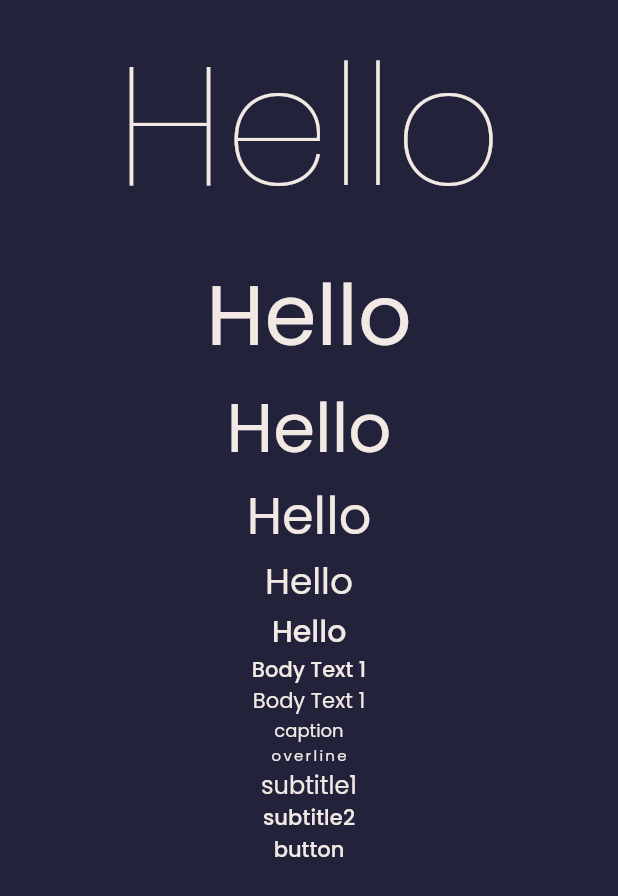
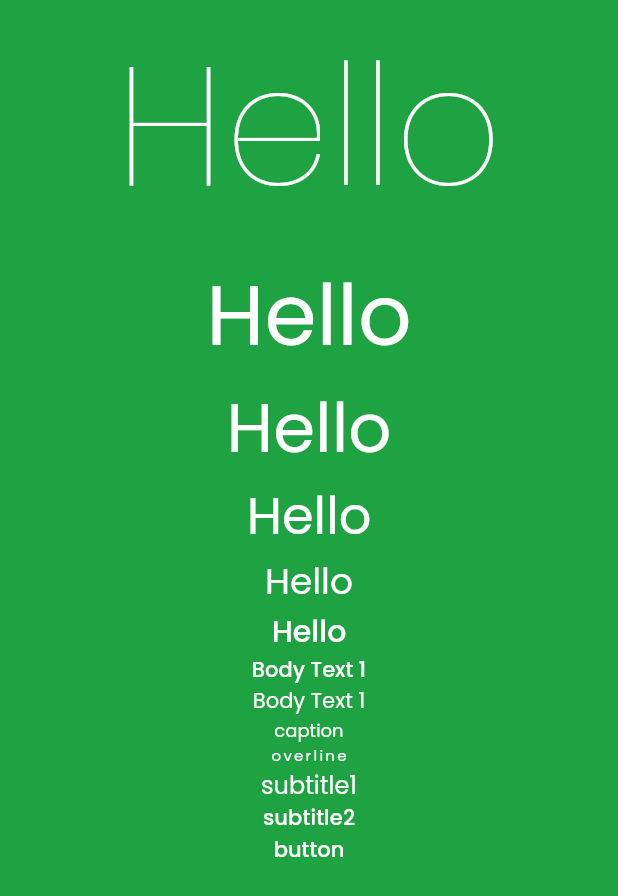
Before and after one commit to BufferOverflow-me/aMAze, a Flutter app: the screen it shows after launch, on a phone screen of 412 x 824 dp. Shown: the top 896 px of the screen. Run offline on Flutter 3.47's test engine with Material 2 defaults, Android fonts, the phone set to English and light mode, and no system bars; our stand-ins replace google_fonts, shared_preferences.

Commit message:
tweeked the theming

```diff
--- a/lib/src/app.dart
+++ b/lib/src/app.dart
@@ -14,10 +14,9 @@ class MyApp extends StatelessWidget {
         animation: settingsController,
         builder: (BuildContext context, Widget? child) {
           return MaterialApp(
-            theme: MyTheme.darkBlueTheme(),
-            darkTheme: MyTheme.darkTheme(context),
-            // themeMode: settingsController.themeMode,
-            // themeMode: MyTheme.darkTheme(context),
+            theme: MyTheme.greenLightTheme(context),
+            darkTheme: MyTheme.darkBlueTheme(),
+            themeMode: settingsController.themeMode,
             debugShowCheckedModeBanner: false,
             home: const HomePage(),
           );
--- a/lib/src/widgets/theme.dart
+++ b/lib/src/widgets/theme.dart
@@ -48,23 +48,56 @@ class MyTheme {
         ),
       );
   static ThemeData darkTheme(BuildContext context) => ThemeData(
-        primarySwatch: themeTwoSwatch,
+        primarySwatch: themeThreeSwatch,
         fontFamily: GoogleFonts.poppins().fontFamily,
-        cardColor: Colors.white,
-        appBarTheme: const AppBarTheme(
-          color: Colors.white,
+        cardColor: themeThreeFg,
+        textTheme: TextTheme(
+          headline1: GoogleFonts.poppins(color: themeThreeFg),
+          headline2: GoogleFonts.poppins(color: themeThreeFg),
+          headline3: GoogleFonts.poppins(color: themeThreeFg),
+          headline4: GoogleFonts.poppins(color: themeThreeFg),
+          headline5: GoogleFonts.poppins(color: themeThreeFg),
+          headline6: GoogleFonts.poppins(color: themeThreeFg),
+          bodyText1: GoogleFonts.poppins(color: themeThreeFg),
+          bodyText2: GoogleFonts.poppins(color: themeThreeFg),
+          button: GoogleFonts.poppins(color: themeThreeFg),
+          caption: GoogleFonts.poppins(color: themeThreeFg),
+          overline: GoogleFonts.poppins(color: themeThreeFg),
+          subtitle1: GoogleFonts.poppins(color: themeThreeFg),
+          subtitle2: GoogleFonts.poppins(color: themeThreeFg),
+        ),
+        scaffoldBackgroundColor: themeThreeBg,
+        brightness: Brightness.dark,
+        appBarTheme: AppBarTheme(
+          color: themeThreeBg,
           elevation: 0.0,
-          iconTheme: IconThemeData(color: Colors.black),
+          iconTheme: IconThemeData(color: themeThreeFg),
         ),
       );
   static ThemeData greenLightTheme(BuildContext context) => ThemeData(
         primarySwatch: themeFourSwatch,
         fontFamily: GoogleFonts.poppins().fontFamily,
-        cardColor: Colors.white,
-        appBarTheme: const AppBarTheme(
-          color: Colors.white,
+        cardColor: themeFourBg,
+        scaffoldBackgroundColor: themeFourBg,
+        textTheme: TextTheme(
+          headline1: GoogleFonts.poppins(color: themeFourFg),
+          headline2: GoogleFonts.poppins(color: themeFourFg),
+          headline3: GoogleFonts.poppins(color: themeFourFg),
+          headline4: GoogleFonts.poppins(color: themeFourFg),
+          headline5: GoogleFonts.poppins(color: themeFourFg),
+          headline6: GoogleFonts.poppins(color: themeFourFg),
+          bodyText1: GoogleFonts.poppins(color: themeFourFg),
+          bodyText2: GoogleFonts.poppins(color: themeFourFg),
+          button: GoogleFonts.poppins(color: themeFourFg),
+          caption: GoogleFonts.poppins(color: themeFourFg),
+          overline: GoogleFonts.poppins(color: themeFourFg),
+          subtitle1: GoogleFonts.poppins(color: themeFourFg),
+          subtitle2: GoogleFonts.poppins(color: themeFourFg),
+        ),
+        appBarTheme: AppBarTheme(
+          color: themeFourFg,
           elevation: 0.0,
-          iconTheme: IconThemeData(color: Colors.black),
+          iconTheme: IconThemeData(color: themeFourFg),
         ),
       );
 
@@ -134,8 +167,10 @@ class MyTheme {
   static const int _themeThreePrimaryValue = 0xFF263238;
 
   // Theme 4
-  static Color themeFourBg = const Color(0xFFE5F8E1);
-  static Color themeFourFg = const Color(0xFF1EA242);
+  static Color themeFourBg = const Color(0xFF1EA242);
+  static Color themeFourBg1 = const Color(0xFFE5F8E1);
+  static Color themeFourFg = const Color(0xFFFFFFFF);
+  static Color themeFourFg1 = const Color(0xFF1EA242);
   // Primary Swatch
   static const MaterialColor themeFourSwatch = MaterialColor(
     _themeOnePrimaryValue,
```
Also changed, not shown: assets/svg/pushup_guy.svg (added), assets/svg/yoga_lady.svg (added).
